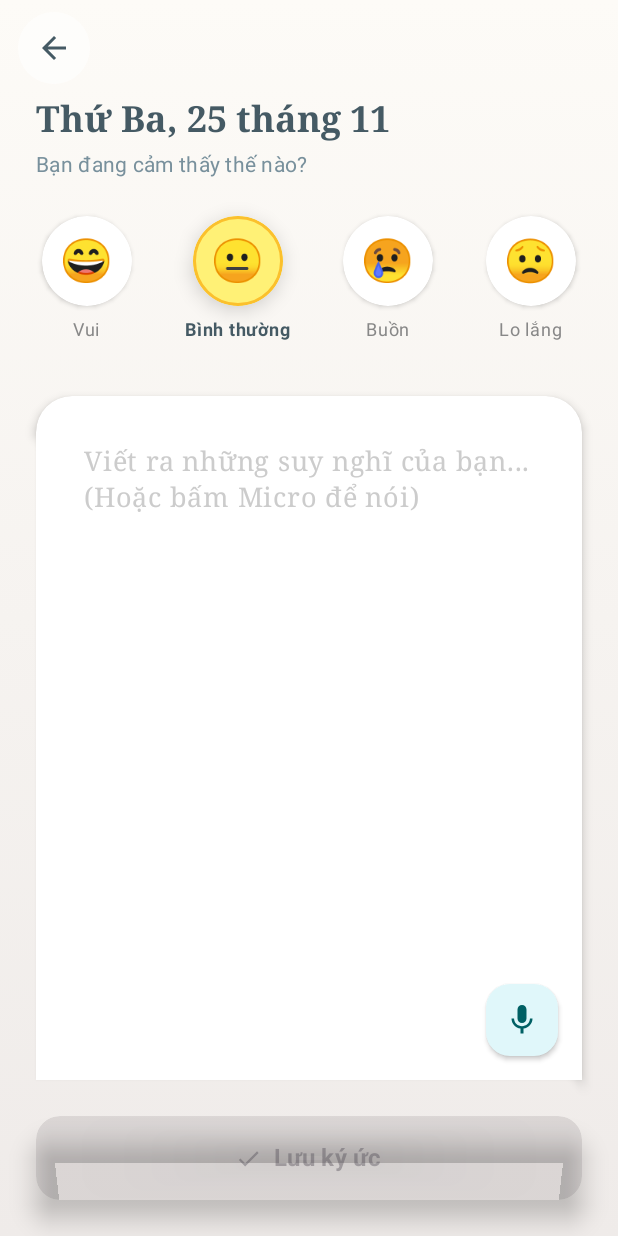
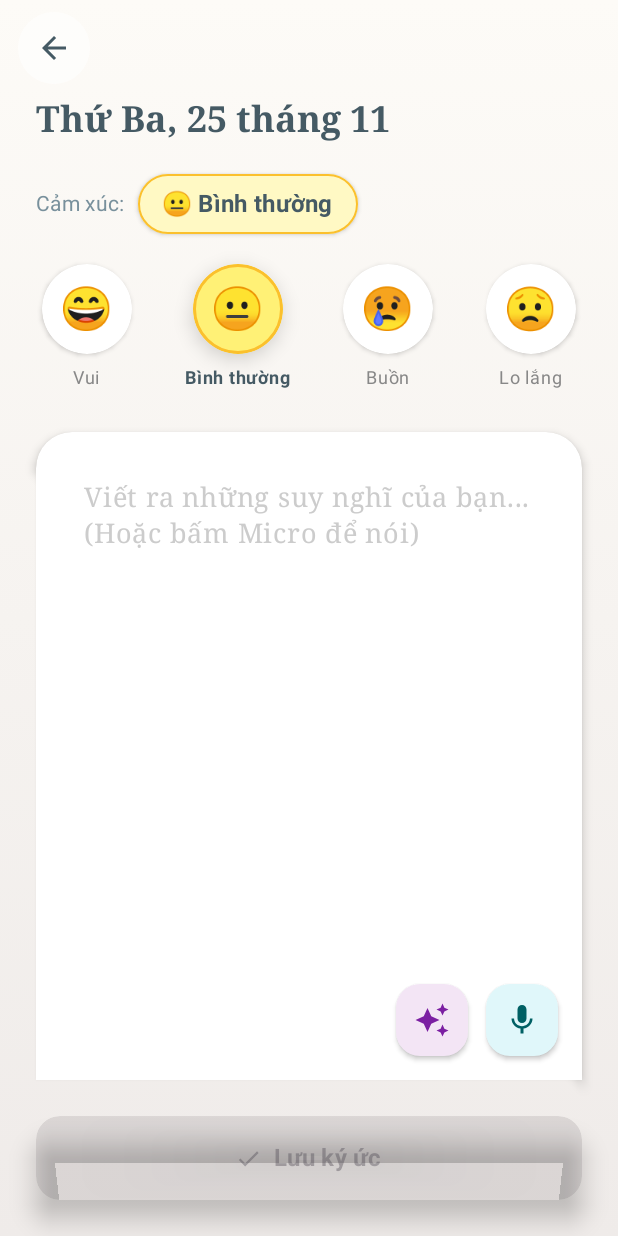
Before and after one commit to NguyenVanHung2004/2526I_INT3120_1_GROUP_3, an Android app built with Jetpack Compose: the EntryScreen screen opened through its navigation route, on a phone screen of 412 x 824 dp. Run offline under Robolectric (Android 15) with nearby library versions, the phone set to English and light mode, and no system bars; libraries missing offline, so code that uses them is left out: com.google.ai.client.

Commit message:
use ai to analyst

```diff
--- a/app/build.gradle.kts
+++ b/app/build.gradle.kts
@@ -60,5 +60,5 @@ dependencies {
     implementation("androidx.compose.material3:material3:1.2.0")
     implementation("androidx.navigation:navigation-compose:2.7.7")
     implementation("androidx.lifecycle:lifecycle-viewmodel-compose:2.7.0")
-    implementation("com.google.ai.client.generativeai:generativeai:0.9.1")
+    implementation(libs.generativeai)
 }
--- a/app/src/main/java/com/example/aijournalingapp/ui/entry/EntryScreen.kt
+++ b/app/src/main/java/com/example/aijournalingapp/ui/entry/EntryScreen.kt
@@ -7,6 +7,7 @@ import androidx.activity.compose.rememberLauncherForActivityResult
 import androidx.activity.result.contract.ActivityResultContracts
 import androidx.compose.animation.animateColorAsState
 import androidx.compose.animation.core.tween
+import androidx.compose.foundation.BorderStroke
 import androidx.compose.foundation.background
 import androidx.compose.foundation.border
 import androidx.compose.foundation.clickable
@@ -15,6 +16,7 @@ import androidx.compose.foundation.shape.CircleShape
 import androidx.compose.foundation.shape.RoundedCornerShape
 import androidx.compose.material.icons.Icons
 import androidx.compose.material.icons.filled.ArrowBack
+import androidx.compose.material.icons.filled.AutoAwesome // Icon ngôi sao cho AI
 import androidx.compose.material.icons.filled.Check
 import androidx.compose.material.icons.filled.Mic
 import androidx.compose.material3.*
@@ -28,6 +30,7 @@ import androidx.compose.ui.graphics.Brush
 import androidx.compose.ui.graphics.Color
 import androidx.compose.ui.platform.LocalContext
 import androidx.compose.ui.text.font.FontFamily
+import androidx.compose.ui.text.font.FontStyle
 import androidx.compose.ui.text.font.FontWeight
 import androidx.compose.ui.unit.dp
 import androidx.compose.ui.unit.sp
@@ -36,9 +39,9 @@ import java.text.SimpleDateFormat
 import java.util.Date
 import java.util.Locale
 
-// Màu sắc chủ đạo (Palette Pastel)
-private val BgGradientStart = Color(0xFFFDFBF7) // Trắng kem
-private val BgGradientEnd = Color(0xFFEFEBE9)   // Nâu nhạt xám
+// Màu sắc chủ đạo
+private val BgGradientStart = Color(0xFFFDFBF7)
+private val BgGradientEnd = Color(0xFFEFEBE9)
 private val SurfaceColor = Color.White
 private val TextPrimary = Color(0xFF455A64)
 private val AccentColor = Color(0xFF78909C)
@@ -46,16 +49,9 @@ private val AccentColor = Color(0xFF78909C)
 @OptIn(ExperimentalMaterial3Api::class)
 @Composable
 fun EntryScreen(viewModel: EntryViewModel = viewModel(), onNavigateBack: () -> Unit) {
-    // Map mood với Emoji tương ứng
-    val moodMap = mapOf(
-        "Vui" to "😄",
-        "Bình thường" to "😐",
-        "Buồn" to "😢",
-        "Lo lắng" to "😟"
-    )
-    val context = LocalContext.current
+    val moodSuggestions = mapOf("Vui" to "😄", "Bình thường" to "😐", "Buồn" to "😢", "Lo lắng" to "😟")
 
-    // Speech-to-Text Launcher
+    // Launcher giọng nói
     val speechRecognizerLauncher = rememberLauncherForActivityResult(
         contract = ActivityResultContracts.StartActivityForResult()
     ) { result ->
@@ -68,40 +64,27 @@ fun EntryScreen(viewModel: EntryViewModel = viewModel(), onNavigateBack: () -> U
         }
     }
 
-    // Lấy ngày tháng hiện tại
     val currentDate = SimpleDateFormat("EEEE, d MMMM", Locale("vi", "VN")).format(Date())
 
     Scaffold(
-        containerColor = Color.Transparent, // Để hiện background gradient
+        containerColor = Color.Transparent,
         topBar = {
             TopAppBar(
                 title = { },
                 navigationIcon = {
                     IconButton(
                         onClick = onNavigateBack,
-                        modifier = Modifier
-                            .padding(8.dp)
-                            .background(Color.White.copy(alpha = 0.6f), CircleShape)
-                    ) {
-                        Icon(Icons.Default.ArrowBack, null, tint = TextPrimary)
-                    }
+                        modifier = Modifier.padding(8.dp).background(Color.White.copy(alpha = 0.6f), CircleShape)
+                    ) { Icon(Icons.Default.ArrowBack, null, tint = TextPrimary) }
                 },
                 colors = TopAppBarDefaults.topAppBarColors(containerColor = Color.Transparent)
             )
         },
         bottomBar = {
-            // Nút Lưu nổi bật hơn
-            Box(
-                modifier = Modifier
-                    .fillMaxWidth()
-                    .padding(24.dp)
-                    .shadow(10.dp, RoundedCornerShape(16.dp))
-            ) {
+            Box(modifier = Modifier.fillMaxWidth().padding(24.dp).shadow(10.dp, RoundedCornerShape(16.dp))) {
                 Button(
                     onClick = { viewModel.saveEntry(onSuccess = onNavigateBack) },
-                    modifier = Modifier
-                        .fillMaxWidth()
-                        .height(56.dp),
+                    modifier = Modifier.fillMaxWidth().height(56.dp),
                     colors = ButtonDefaults.buttonColors(containerColor = TextPrimary),
                     shape = RoundedCornerShape(16.dp),
                     enabled = viewModel.content.isNotBlank()
@@ -113,56 +96,78 @@ fun EntryScreen(viewModel: EntryViewModel = viewModel(), onNavigateBack: () -> U
             }
         }
     ) { padding ->
-        // Background Gradient toàn màn hình
-        Box(
-            modifier = Modifier
-                .fillMaxSize()
-                .background(Brush.verticalGradient(listOf(BgGradientStart, BgGradientEnd)))
-        )
+        Box(modifier = Modifier.fillMaxSize().background(Brush.verticalGradient(listOf(BgGradientStart, BgGradientEnd))))
 
-        Column(
-            modifier = Modifier
-                .padding(padding)
-                .padding(horizontal = 24.dp)
-                .fillMaxSize()
-        ) {
-            // 1. Header Ngày tháng
+        Column(modifier = Modifier.padding(padding).padding(horizontal = 24.dp).fillMaxSize()) {
+            // Header
             Text(
                 text = currentDate.replaceFirstChar { if (it.isLowerCase()) it.titlecase(Locale.getDefault()) else it.toString() },
-                style = MaterialTheme.typography.headlineSmall.copy(
-                    fontWeight = FontWeight.Bold,
-                    fontFamily = FontFamily.Serif,
-                    color = TextPrimary
+                style = MaterialTheme.typography.headlineSmall.copy(fontWeight = FontWeight.Bold, fontFamily = FontFamily.Serif, color = TextPrimary)
             )
-            )
+            // [MỚI] Hiển thị Cảm xúc hiện tại (AI chọn hoặc Người dùng chọn)
+            Spacer(modifier = Modifier.height(20.dp))
+            Row(verticalAlignment = Alignment.CenterVertically) {
+                Text("Cảm xúc:", style = MaterialTheme.typography.bodyMedium, color = AccentColor)
+                Spacer(modifier = Modifier.width(8.dp))
+
+                // Chip hiển thị cảm xúc Dynamic
+                Surface(
+                    shape = RoundedCornerShape(50),
+                    color = Color(0xFFFFF9C4), // Vàng nhạt
+                    border = BorderStroke(1.dp, Color(0xFFFBC02D)),
+                    shadowElevation = 2.dp
+                ) {
                     Text(
-                "Bạn đang cảm thấy thế nào?",
-                style = MaterialTheme.typography.bodyMedium,
-                color = AccentColor,
-                modifier = Modifier.padding(top = 4.dp, bottom = 20.dp)
-            )
-
-            // 2. Mood Selector đẹp hơn với Emoji
-            Row(
-                horizontalArrangement = Arrangement.SpaceBetween,
-                modifier = Modifier.fillMaxWidth()
-            ) {
-                moodMap.forEach { (mood, emoji) ->
-                    MoodItem(
-                        text = mood,
-                        emoji = emoji,
-                        isSelected = viewModel.selectedMood == mood,
-                        onClick = { viewModel.selectedMood = mood }
+                        text = "${viewModel.selectedEmoji} ${viewModel.selectedMood}",
+                        modifier = Modifier.padding(horizontal = 16.dp, vertical = 8.dp),
+                        style = MaterialTheme.typography.titleMedium.copy(fontWeight = FontWeight.Bold, color = TextPrimary)
                     )
                 }
             }
 
-            Spacer(modifier = Modifier.height(32.dp))
+            // Danh sách gợi ý (để chọn nhanh nếu muốn đổi)
+            Spacer(modifier = Modifier.height(16.dp))
+            Row(horizontalArrangement = Arrangement.SpaceBetween, modifier = Modifier.fillMaxWidth()) {
+                moodSuggestions.forEach { (mood, emoji) ->
+                    MoodItem(
+                        text = mood,
+                        emoji = emoji,
+                        // Chỉ highlight nếu mood trùng khớp hoàn toàn
+                        isSelected = viewModel.selectedMood == mood,
+                        onClick = {
+                            viewModel.selectedMood = mood
+                            viewModel.selectedEmoji = emoji
+                        }
+                    )
+                }
+            }
 
-            // 3. Vùng nhập liệu kiểu "Trang giấy"
+            // [MỚI] Khu vực hiển thị Lời khuyên AI
+            if (viewModel.generatedAdvice.isNotBlank()) {
+                Spacer(modifier = Modifier.height(24.dp))
+                Card(
+                    colors = CardDefaults.cardColors(containerColor = Color(0xFFE0F2F1)), // Màu xanh ngọc nhạt
+                    shape = RoundedCornerShape(12.dp),
+                    modifier = Modifier.fillMaxWidth()
+                ) {
+                    Row(modifier = Modifier.padding(16.dp), verticalAlignment = Alignment.CenterVertically) {
+                        Icon(Icons.Default.AutoAwesome, null, tint = Color(0xFF00695C), modifier = Modifier.size(24.dp))
+                        Spacer(modifier = Modifier.width(12.dp))
+                        Text(
+                            text = viewModel.generatedAdvice,
+                            style = MaterialTheme.typography.bodyMedium.copy(fontStyle = FontStyle.Italic, lineHeight = 20.sp),
+                            color = Color(0xFF004D40)
+                        )
+                    }
+                }
+            }
+
+            Spacer(modifier = Modifier.height(24.dp))
+
+            // Vùng nhập liệu
             Box(
                 modifier = Modifier
-                    .weight(1f) // Chiếm hết phần còn lại
+                    .weight(1f)
                     .shadow(elevation = 4.dp, shape = RoundedCornerShape(topStart = 24.dp, topEnd = 24.dp))
                     .clip(RoundedCornerShape(topStart = 24.dp, topEnd = 24.dp))
                     .background(SurfaceColor)
@@ -170,9 +175,7 @@ fun EntryScreen(viewModel: EntryViewModel = viewModel(), onNavigateBack: () -> U
                 TextField(
                     value = viewModel.content,
                     onValueChange = { viewModel.content = it },
-                    modifier = Modifier
-                        .fillMaxSize()
-                        .padding(16.dp),
+                    modifier = Modifier.fillMaxSize().padding(16.dp).padding(bottom = 70.dp), // Chừa chỗ cho nút chức năng
                     colors = TextFieldDefaults.colors(
                         focusedContainerColor = Color.Transparent,
                         unfocusedContainerColor = Color.Transparent,
@@ -181,22 +184,38 @@ fun EntryScreen(viewModel: EntryViewModel = viewModel(), onNavigateBack: () -> U
                         cursorColor = TextPrimary
                     ),
                     placeholder = {
-                        Text(
-                            "Viết ra những suy nghĩ của bạn...\n(Hoặc bấm Micro để nói)",
-                            color = Color.LightGray,
-                            fontSize = 18.sp,
-                            fontFamily = FontFamily.Serif
-                        )
+                        if (viewModel.isAnalyzing) {
+                            Text("Đang suy ngẫm về câu chuyện của bạn...", color = AccentColor, fontStyle = FontStyle.Italic)
+                        } else {
+                            Text("Viết ra những suy nghĩ của bạn...\n(Hoặc bấm Micro để nói)", color = Color.LightGray, fontSize = 18.sp, fontFamily = FontFamily.Serif)
+                        }
                     },
-                    textStyle = MaterialTheme.typography.bodyLarge.copy(
-                        fontSize = 18.sp,
-                        color = TextPrimary,
-                        lineHeight = 28.sp,
-                        fontFamily = FontFamily.Serif // Font có chân tạo cảm giác viết lách
-                    ),
+                    textStyle = MaterialTheme.typography.bodyLarge.copy(fontSize = 18.sp, color = TextPrimary, lineHeight = 28.sp, fontFamily = FontFamily.Serif),
+                    readOnly = viewModel.isAnalyzing
                 )
 
-                // Nút Micro treo lơ lửng ở góc dưới phải của trang giấy
+                // Cụm nút chức năng (AI & Micro) ở góc phải dưới
+                Row(
+                    modifier = Modifier.align(Alignment.BottomEnd).padding(16.dp),
+                    horizontalArrangement = Arrangement.spacedBy(12.dp)
+                ) {
+                    // [MỚI] Nút 1: AI Phân Tích (Màu tím)
+                    FloatingActionButton(
+                        onClick = { viewModel.analyzeJournal() },
+                        containerColor = Color(0xFFF3E5F5), // Tím nhạt
+                        contentColor = Color(0xFF7B1FA2),
+                        elevation = FloatingActionButtonDefaults.elevation(2.dp),
+                        modifier = Modifier.size(48.dp)
+                    ) {
+                        if (viewModel.isAnalyzing) {
+                            // Hiệu ứng loading khi đang phân tích
+                            CircularProgressIndicator(modifier = Modifier.size(24.dp), strokeWidth = 2.dp, color = Color(0xFF7B1FA2))
+                        } else {
+                            Icon(Icons.Default.AutoAwesome, contentDescription = "AI Analyze", modifier = Modifier.size(24.dp))
+                        }
+                    }
+
+                    // Nút 2: Voice Input (Màu xanh)
                     FloatingActionButton(
                         onClick = {
                             val intent = Intent(RecognizerIntent.ACTION_RECOGNIZE_SPEECH).apply {
@@ -204,19 +223,15 @@ fun EntryScreen(viewModel: EntryViewModel = viewModel(), onNavigateBack: () -> U
                                 putExtra(RecognizerIntent.EXTRA_LANGUAGE, "vi-VN")
                                 putExtra(RecognizerIntent.EXTRA_PROMPT, "Đang lắng nghe...")
                             }
-                        try {
-                            speechRecognizerLauncher.launch(intent)
-                        } catch (e: Exception) { /* Ignore */ }
+                            try { speechRecognizerLauncher.launch(intent) } catch (e: Exception) { }
                         },
-                    modifier = Modifier
-                        .align(Alignment.BottomEnd)
-                        .padding(16.dp)
-                        .size(48.dp),
-                    containerColor = Color(0xFFE0F7FA), // Xanh nhạt
+                        modifier = Modifier.size(48.dp),
+                        containerColor = Color(0xFFE0F7FA),
                         contentColor = Color(0xFF006064),
                         elevation = FloatingActionButtonDefaults.elevation(2.dp)
                     ) {
-                    Icon(Icons.Default.Mic, contentDescription = "Voice Input", modifier = Modifier.size(24.dp))
+                        Icon(Icons.Default.Mic, contentDescription = "Voice", modifier = Modifier.size(24.dp))
+                    }
                 }
             }
         }
@@ -225,40 +240,16 @@ fun EntryScreen(viewModel: EntryViewModel = viewModel(), onNavigateBack: () -> U
 
 @Composable
 fun MoodItem(text: String, emoji: String, isSelected: Boolean, onClick: () -> Unit) {
-    // Animation màu nền khi chọn
-    val backgroundColor by animateColorAsState(
-        targetValue = if (isSelected) Color(0xFFFFF176) else Color.White, // Vàng nhạt khi chọn
-        animationSpec = tween(durationMillis = 300), label = "color"
-    )
-    val scale = if (isSelected) 1.1f else 1.0f
+    val backgroundColor by animateColorAsState(if (isSelected) Color(0xFFFFF176) else Color.White, label = "color")
     val shadowElevation = if (isSelected) 8.dp else 2.dp
 
-    Column(
-        horizontalAlignment = Alignment.CenterHorizontally,
-        modifier = Modifier
-            .padding(4.dp)
-            .clickable(indication = null, interactionSource = null) { onClick() } // Bỏ ripple mặc định
-    ) {
+    Column(horizontalAlignment = Alignment.CenterHorizontally, modifier = Modifier.padding(4.dp).clickable(indication = null, interactionSource = null) { onClick() }) {
         Box(
             contentAlignment = Alignment.Center,
-            modifier = Modifier
-                .size(60.dp) // Kích thước vòng tròn mood
-                .shadow(shadowElevation, CircleShape)
-                .background(backgroundColor, CircleShape)
-                .border(
-                    width = if (isSelected) 2.dp else 0.dp,
-                    color = if (isSelected) Color(0xFFFBC02D) else Color.Transparent,
-                    shape = CircleShape
-                )
-        ) {
-            Text(emoji, fontSize = 28.sp)
-        }
+            modifier = Modifier.size(60.dp).shadow(shadowElevation, CircleShape).background(backgroundColor, CircleShape)
+                .border(width = if (isSelected) 2.dp else 0.dp, color = if (isSelected) Color(0xFFFBC02D) else Color.Transparent, shape = CircleShape)
+        ) { Text(emoji, fontSize = 28.sp) }
         Spacer(modifier = Modifier.height(8.dp))
-        Text(
-            text = text,
-            style = MaterialTheme.typography.labelMedium,
-            color = if (isSelected) TextPrimary else Color.Gray,
-            fontWeight = if (isSelected) FontWeight.Bold else FontWeight.Normal
-        )
+        Text(text = text, style = MaterialTheme.typography.labelMedium, color = if (isSelected) TextPrimary else Color.Gray, fontWeight = if (isSelected) FontWeight.Bold else FontWeight.Normal)
     }
 }
```
Also changed, not shown: app/src/main/java/com/example/aijournalingapp/ui/entry/EntryViewModel.kt (+31 -38 lines). Lines whose indentation alone changed are shown as unchanged.
